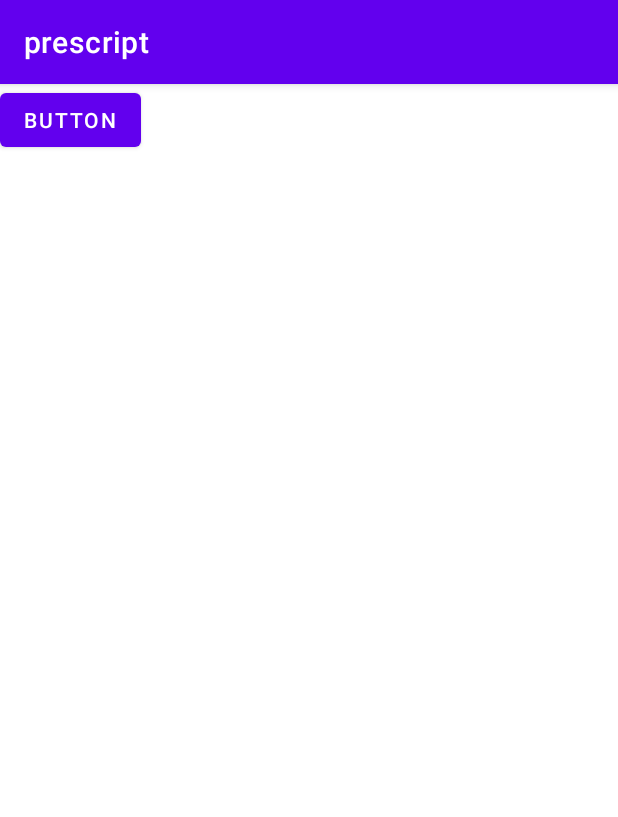
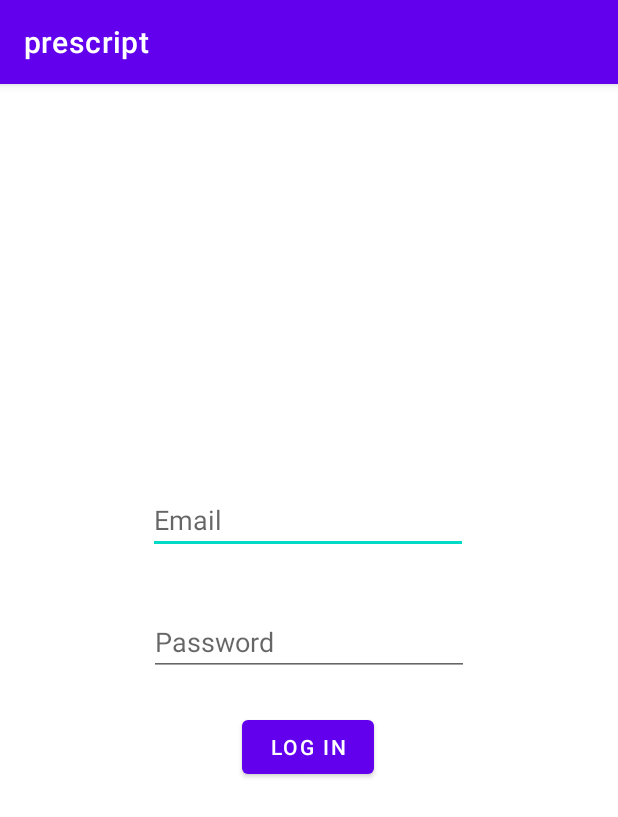
Before and after one commit to DangerGuy/Prescript, an Android app: the screen it shows after launch (MainActivity), on a phone screen of 412 x 824 dp. Shown: the top 817 px of the screen. Run offline under Robolectric (Android 15) with nearby library versions, the phone set to English and light mode, and no system bars.

Commit message:
Made login stuff

```diff
--- a/app/src/main/res/layout/activity_main.xml
+++ b/app/src/main/res/layout/activity_main.xml
@@ -10,7 +10,37 @@
         android:id="@+id/button"
         android:layout_width="wrap_content"
         android:layout_height="wrap_content"
-        android:text="Button"
-        tools:layout_editor_absoluteX="151dp"
-        tools:layout_editor_absoluteY="365dp" />
+        android:text="Log In"
+        app:layout_constraintBottom_toBottomOf="parent"
+        app:layout_constraintEnd_toEndOf="parent"
+        app:layout_constraintHorizontal_bias="0.498"
+        app:layout_constraintStart_toStartOf="parent"
+        app:layout_constraintTop_toTopOf="parent"
+        app:layout_constraintVertical_bias="0.581" />
+
+    <EditText
+        android:id="@+id/editTextTextEmailAddress"
+        android:layout_width="wrap_content"
+        android:layout_height="wrap_content"
+        android:layout_marginTop="268dp"
+        android:ems="10"
+        android:hint="Email"
+        android:inputType="textEmailAddress"
+        app:layout_constraintEnd_toEndOf="parent"
+        app:layout_constraintHorizontal_bias="0.497"
+        app:layout_constraintStart_toStartOf="parent"
+        app:layout_constraintTop_toTopOf="parent" />
+
+    <EditText
+        android:id="@+id/editTextTextPassword"
+        android:layout_width="wrap_content"
+        android:layout_height="wrap_content"
+        android:ems="10"
+        android:hint="Password"
+        android:inputType="textPassword"
+        app:layout_constraintBottom_toTopOf="@+id/button"
+        app:layout_constraintEnd_toEndOf="parent"
+        app:layout_constraintStart_toStartOf="parent"
+        app:layout_constraintTop_toBottomOf="@+id/editTextTextEmailAddress"
+        app:layout_constraintVertical_bias="0.611" />
 </androidx.constraintlayout.widget.ConstraintLayout>
```
